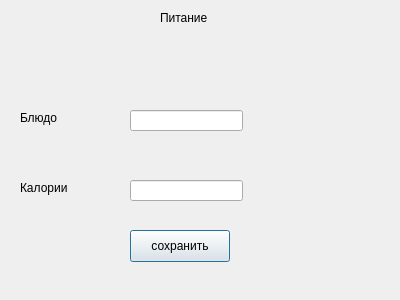
The window that addfood.ui (ep113perchun/FitnessApp) describes before a commit, drawn with Qt 5.
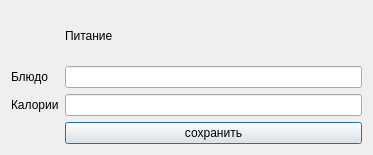
The same window after the commit.

```diff
--- a/addfood.ui
+++ b/addfood.ui
@@ -6,85 +6,49 @@
    <rect>
     <x>0</x>
     <y>0</y>
-    <width>400</width>
-    <height>300</height>
+    <width>373</width>
+    <height>155</height>
    </rect>
   </property>
   <property name="windowTitle">
    <string>Dialog</string>
   </property>
-  <widget class="QLabel" name="label">
-   <property name="geometry">
-    <rect>
-     <x>160</x>
-     <y>10</y>
-     <width>58</width>
-     <height>16</height>
-    </rect>
-   </property>
+  <layout class="QGridLayout" name="gridLayout">
+   <item row="0" column="1">
+    <widget class="QLabel" name="zag">
    <property name="text">
     <string>Питание</string>
    </property>
   </widget>
+   </item>
+   <item row="1" column="0">
   <widget class="QLabel" name="label_2">
-   <property name="geometry">
-    <rect>
-     <x>20</x>
-     <y>110</y>
-     <width>58</width>
-     <height>16</height>
-    </rect>
-   </property>
    <property name="text">
     <string>Блюдо</string>
    </property>
   </widget>
+   </item>
+   <item row="1" column="1">
+    <widget class="QLineEdit" name="dish"/>
+   </item>
+   <item row="2" column="0">
   <widget class="QLabel" name="label_3">
-   <property name="geometry">
-    <rect>
-     <x>20</x>
-     <y>180</y>
-     <width>58</width>
-     <height>16</height>
-    </rect>
-   </property>
    <property name="text">
     <string>Калории</string>
    </property>
   </widget>
-  <widget class="QLineEdit" name="dish">
-   <property name="geometry">
-    <rect>
-     <x>130</x>
-     <y>110</y>
-     <width>113</width>
-     <height>21</height>
-    </rect>
-   </property>
-  </widget>
-  <widget class="QLineEdit" name="calories">
-   <property name="geometry">
-    <rect>
-     <x>130</x>
-     <y>180</y>
-     <width>113</width>
-     <height>21</height>
-    </rect>
-   </property>
-  </widget>
+   </item>
+   <item row="2" column="1">
+    <widget class="QLineEdit" name="calories"/>
+   </item>
+   <item row="3" column="1">
   <widget class="QPushButton" name="saveButton">
-   <property name="geometry">
-    <rect>
-     <x>130</x>
-     <y>230</y>
-     <width>100</width>
-     <height>32</height>
-    </rect>
-   </property>
    <property name="text">
     <string>сохранить</string>
    </property>
   </widget>
+   </item>
+  </layout>
  </widget>
  <resources/>
  <connections/>
```
Lines whose indentation alone changed are shown as unchanged.
